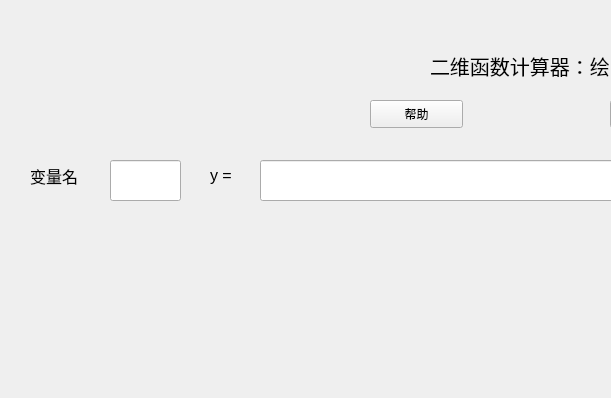
Qt form caculator(with qt gui)/caculator(with qt gui)/QT_OpenGL.ui (AhaLims/calculator) before a commit; both pictures show x 0 to 611 and y 0 to 398 of the 1123 by 900 pixel window.
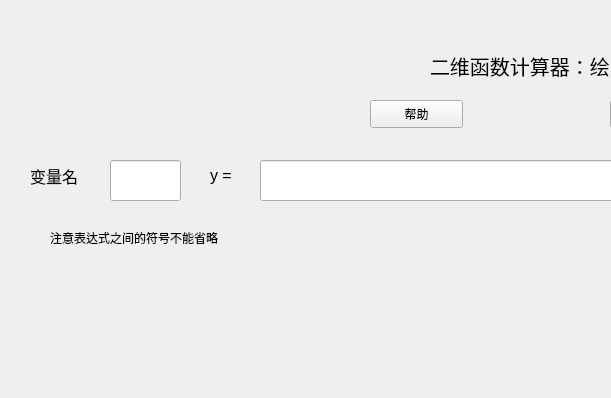
The same form after that commit. Icons and pictures are not drawn.

```diff
--- a/caculator(with qt gui)/caculator(with qt gui)/QT_OpenGL.ui
+++ b/caculator(with qt gui)/caculator(with qt gui)/QT_OpenGL.ui
@@ -200,6 +200,19 @@
     </item>
    </layout>
   </widget>
+  <widget class="QLabel" name="label_4">
+   <property name="geometry">
+    <rect>
+     <x>50</x>
+     <y>230</y>
+     <width>451</width>
+     <height>16</height>
+    </rect>
+   </property>
+   <property name="text">
+    <string>注意表达式之间的符号不能省略</string>
+   </property>
+  </widget>
  </widget>
  <layoutdefault spacing="6" margin="11"/>
  <resources>
```
